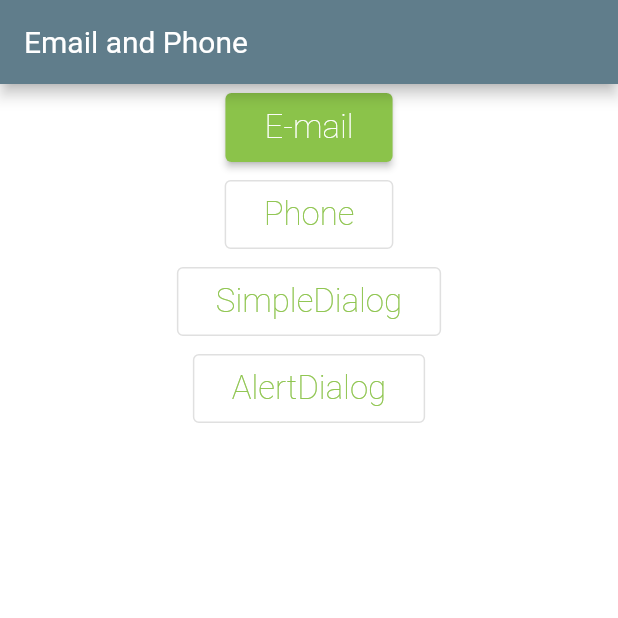
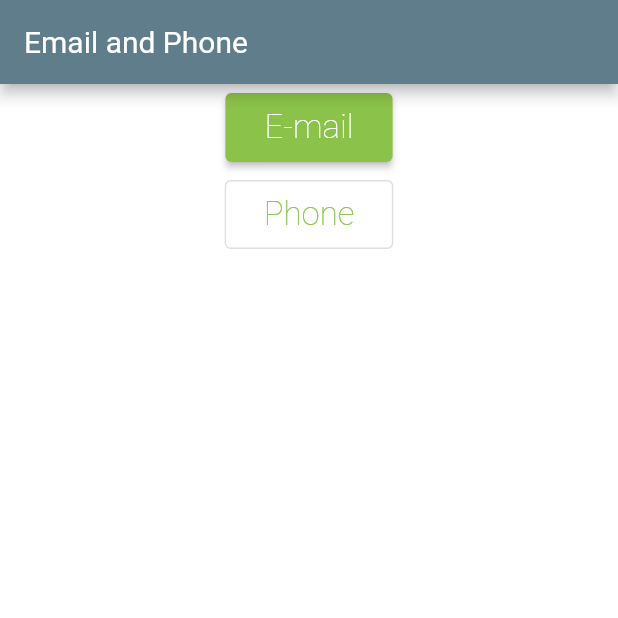
Before and after one commit to marcelors15/EmailPhone, a Flutter app: the screen it shows after launch, on a phone screen of 412 x 824 dp, the top half of it. Run offline on Flutter 3.47's test engine with Material 2 defaults, Android fonts, the light colour scheme and no system bars; missing offline and left inert: mailer.

Commit message:
Update main.dart

```diff
--- a/lib/main.dart
+++ b/lib/main.dart
@@ -77,92 +77,10 @@ class _MyHomePageState extends State<MyHomePage> {
                       ),
                     )),
               ),
-              Padding(
-                padding: EdgeInsets.all(5),
-                child: OutlinedButton(
-                    onPressed: _showSimpleDialog,
-                    child: Container(
-                      padding: const EdgeInsets.all(10.0),
-                      child: Text(
-                        "SimpleDialog",
-                        style: TextStyle(
-                            fontSize: 22.0,
-                            fontWeight: FontWeight.w200,
-                            fontFamily: "Roboto"),
-                      ),
-                    )),
-              ),
-              Padding(
-                padding: EdgeInsets.all(5),
-                child: OutlinedButton(
-                    onPressed: _showMyDialog,
-                    child: Container(
-                      padding: const EdgeInsets.all(10.0),
-                      child: Text(
-                        "AlertDialog",
-                        style: TextStyle(
-                            fontSize: 22.0,
-                            fontWeight: FontWeight.w200,
-                            fontFamily: "Roboto"),
-                      ),
-                    )),
-              ),
             ]),
       ),
     );
   }
 
-  Future<void> _showSimpleDialog() async {
-    await showDialog(
-        context: context,
-        builder: (BuildContext context) {
-          return SimpleDialog(
-            title: const Text('SimpleDialog'),
-            children: <Widget>[
-              SimpleDialogOption(
-                onPressed: () {
-                  Navigator.pop(context, 'Yes');
-                },
-                child: const Text('Yes.'),
-              ),
-              SimpleDialogOption(
-                onPressed: () {
-                  Navigator.pop(context, 'No');
-                },
-                child: const Text('No.'),
-              ),
-            ],
-          );
-        });
-  }
-
-  Future<void> _showMyDialog() async {
-    return showDialog<void>(
-      context: context,
-      barrierDismissible: false, // user must tap button!
-      builder: (BuildContext context) {
-        return AlertDialog(
-          title: Text('AlertDialog Title'),
-          content: SingleChildScrollView(
-            child: ListBody(
-              children: <Widget>[
-                Text('This is a demo alert dialog.'),
-                Text('Would you like to approve of this message?'),
-              ],
-            ),
-          ),
-          actions: <Widget>[
-            TextButton(
-              child: Text('Approve'),
-              onPressed: () {
-                Navigator.of(context).pop();
-              },
-            ),
-          ],
-        );
-      },
-    );
-  }
-
   void buttonPressed() {}
 }
```
